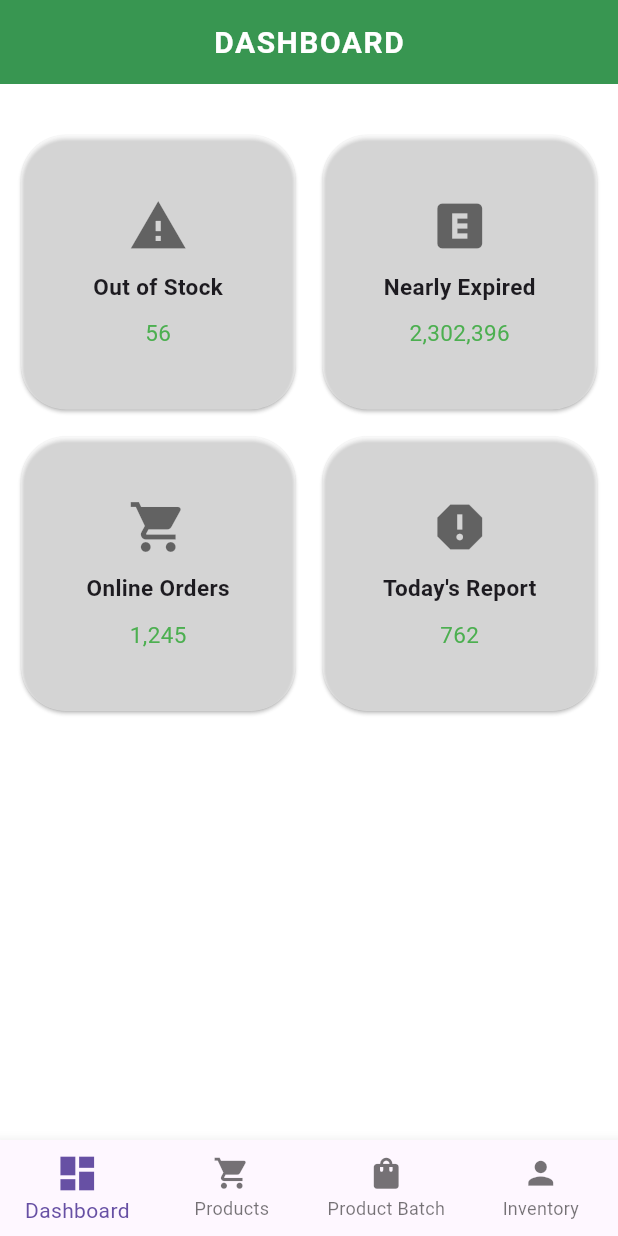
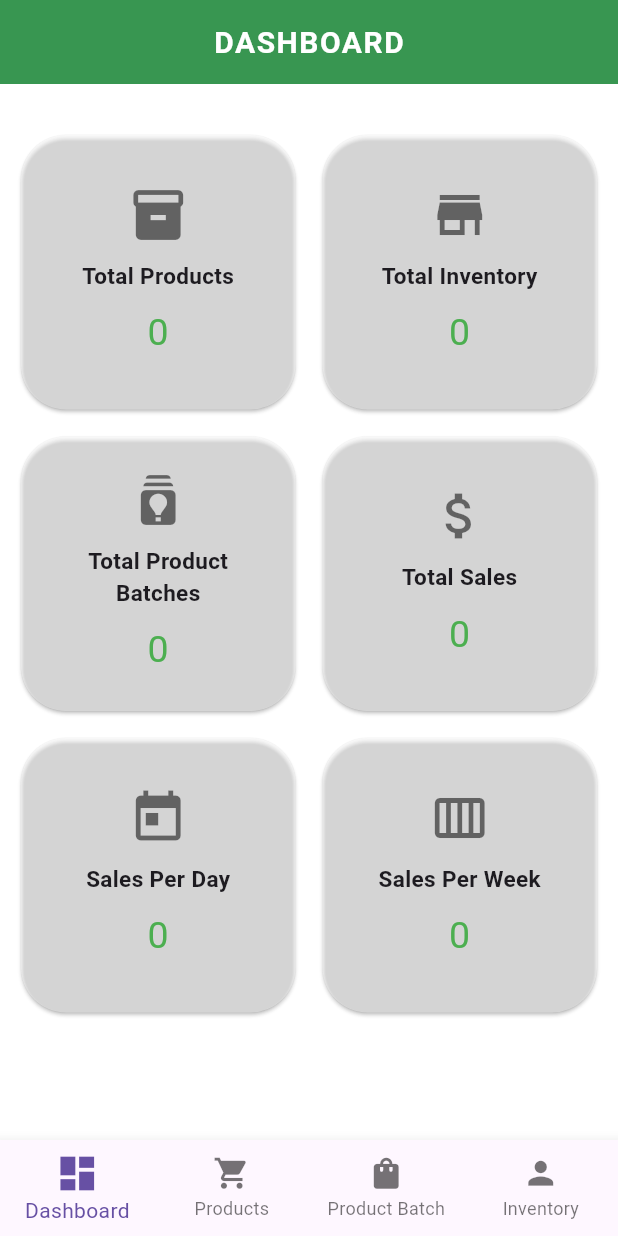
Before and after one commit to nameoftheuser1/medmart, a Flutter app: the screen it shows after launch, on a phone screen of 412 x 824 dp. Run offline on Flutter 3.47's test engine with Material 3 defaults, Android fonts, the light colour scheme and no system bars; our stand-ins replace flutter_spinkit; network calls fail.

Commit message:
dashboard improved

```diff
--- a/lib/screens/dashboard_screen.dart
+++ b/lib/screens/dashboard_screen.dart
@@ -1,5 +1,6 @@
 import 'package:flutter/material.dart';
 import 'package:intl/intl.dart';
+import 'package:medmart/services/dashboard_service.dart';
 
 class DashboardScreen extends StatefulWidget {
   const DashboardScreen({super.key});
@@ -9,13 +10,47 @@ class DashboardScreen extends StatefulWidget {
 }
 
 class _DashboardScreenState extends State<DashboardScreen> {
-  int outOfStock = 56;
-  double totalSupplier = 900.00;
-  int nearlyExpired = 2302396;
-  int onlineOrders = 1245;
-  int todaysReport = 762;
+  final DashboardService dashboardService = DashboardService(baseUrl: 'http://10.0.2.2:8080');
+  int totalProductCount = 0;
+  int totalInventoryCount = 0;
+  int totalProductBatchesCount = 0;
+  int totalSalesCount = 0;
+  int salesPerDay = 0;
+  int salesPerWeek = 0;
 
   final numberFormat = NumberFormat.decimalPattern();
+
+  @override
+  void initState() {
+    super.initState();
+    fetchDashboardData();
+  }
+
+  Future<void> fetchDashboardData() async {
+    try {
+      final totalProductCount = await dashboardService.getTotalProductCount();
+      final totalInventoryCount = await dashboardService.getTotalInventoryCount();
+      final totalProductBatchesCount = await dashboardService.getTotalProductBatchesCount();
+      final totalSalesCount = await dashboardService.getTotalSalesCount();
+      final salesPerDay = await dashboardService.getSalesPerDay('2024-07-22');
+      final salesPerWeek = await dashboardService.getSalesPerWeek('2024-07-15');
+
+      setState(() {
+        this.totalProductCount = totalProductCount;
+        this.totalInventoryCount = totalInventoryCount;
+        this.totalProductBatchesCount = totalProductBatchesCount;
+        this.totalSalesCount = totalSalesCount;
+        this.salesPerDay = salesPerDay;
+        this.salesPerWeek = salesPerWeek;
+      });
+    } catch (e) {
+      print("Error fetching dashboard data: $e");
+    }
+  }
+
+  Future<void> _refreshData() async {
+    await fetchDashboardData();
+  }
 
   @override
   Widget build(BuildContext context) {
@@ -29,7 +64,9 @@ class _DashboardScreenState extends State<DashboardScreen> {
           ),
         ),
       ),
-      body: Padding(
+      body: RefreshIndicator(
+        onRefresh: _refreshData,
+        child: Padding(
           padding: const EdgeInsets.all(10.0),
           child: Column(
             children: [
@@ -41,33 +78,46 @@ class _DashboardScreenState extends State<DashboardScreen> {
                   mainAxisSpacing: 10,
                   children: [
                     _buildDashboardCard(
-                    title: "Out of Stock",
-                    value: numberFormat.format(outOfStock),
-                    icon: Icons.warning,
+                      title: "Total Products",
+                      value: numberFormat.format(totalProductCount),
+                      icon: Icons.inventory,
+                      color: Colors.blue,
+                    ),
+                    _buildDashboardCard(
+                      title: "Total Inventory",
+                      value: numberFormat.format(totalInventoryCount),
+                      icon: Icons.store,
                       color: Colors.green,
                     ),
                     _buildDashboardCard(
-                    title: "Nearly Expired",
-                    value: numberFormat.format(nearlyExpired),
-                    icon: Icons.explicit,
-                    color: Colors.green,
+                      title: "Total Product Batches",
+                      value: numberFormat.format(totalProductBatchesCount),
+                      icon: Icons.batch_prediction,
+                      color: Colors.orange,
                     ),
                     _buildDashboardCard(
-                    title: "Online Orders",
-                    value: numberFormat.format(onlineOrders),
-                    icon: Icons.shopping_cart,
-                    color: Colors.green,
+                      title: "Total Sales",
+                      value: numberFormat.format(totalSalesCount),
+                      icon: Icons.attach_money,
+                      color: Colors.red,
                     ),
                     _buildDashboardCard(
-                    title: "Today's Report",
-                    value: numberFormat.format(todaysReport),
-                    icon: Icons.report,
-                    color: Colors.green,
+                      title: "Sales Per Day",
+                      value: numberFormat.format(salesPerDay),
+                      icon: Icons.today,
+                      color: Colors.purple,
+                    ),
+                    _buildDashboardCard(
+                      title: "Sales Per Week",
+                      value: numberFormat.format(salesPerWeek),
+                      icon: Icons.calendar_view_week,
+                      color: Colors.pink,
                     ),
                   ],
                 ),
               ),
             ],
+          ),
         ),
       ),
     );
@@ -99,7 +149,7 @@ class _DashboardScreenState extends State<DashboardScreen> {
             Text(
               value,
               textAlign: TextAlign.center,
-              style: const TextStyle(fontSize: 15, color: Colors.green),
+              style: const TextStyle(fontSize: 25, color: Colors.green),
             ),
           ],
         ),
```
Also changed, not shown: lib/services/dashboard_service.dart (added, +62 -0 lines). Lines whose indentation alone changed are shown as unchanged.
